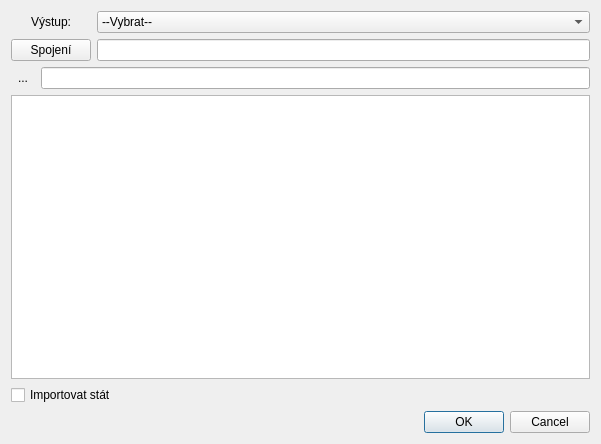
This is ui_MainApp.ui in ctu-geoforall-lab/qgis-ruian-plugin as Qt 5 draws it before an edit. The edited form follows.
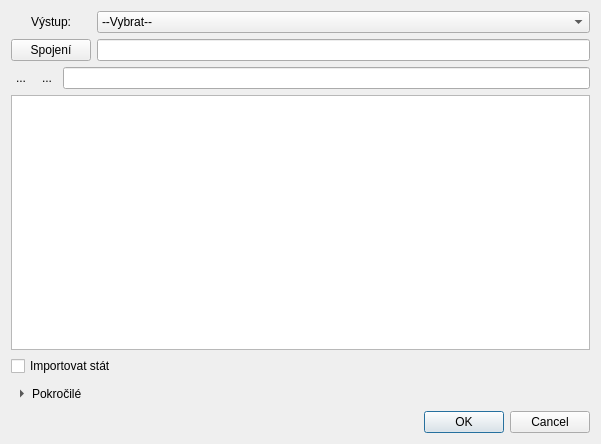
This is the edited form. Icons and pictures are not drawn.

What changed in the file:
```diff
--- a/ui_MainApp.ui
+++ b/ui_MainApp.ui
@@ -81,7 +81,16 @@
    <item>
     <layout class="QHBoxLayout" name="horizontalLayout_3">
      <item>
-      <widget class="QToolButton" name="search">
+      <widget class="QToolButton" name="check">
+       <property name="maximumSize">
+        <size>
+         <width>20</width>
+         <height>20</height>
+        </size>
+       </property>
+       <property name="toolTip">
+        <string>&lt;html&gt;&lt;head/&gt;&lt;body&gt;&lt;p&gt;Přidat vše&lt;/p&gt;&lt;/body&gt;&lt;/html&gt;</string>
+       </property>
        <property name="text">
         <string>...</string>
        </property>
@@ -91,8 +100,8 @@
        </property>
        <property name="iconSize">
         <size>
-         <width>25</width>
-         <height>25</height>
+         <width>20</width>
+         <height>20</height>
         </size>
        </property>
        <property name="autoExclusive">
@@ -110,7 +119,54 @@
       </widget>
      </item>
      <item>
-      <widget class="QLineEdit" name="search_string"/>
+      <widget class="QToolButton" name="uncheck">
+       <property name="maximumSize">
+        <size>
+         <width>20</width>
+         <height>20</height>
+        </size>
+       </property>
+       <property name="toolTip">
+        <string>&lt;html&gt;&lt;head/&gt;&lt;body&gt;&lt;p&gt;Odebrat vše&lt;/p&gt;&lt;/body&gt;&lt;/html&gt;</string>
+       </property>
+       <property name="text">
+        <string>...</string>
+       </property>
+       <property name="icon">
+        <iconset resource="resources.qrc">
+         <normaloff>:/plugins/VFRImporter/files/uncheck.png</normaloff>:/plugins/VFRImporter/files/uncheck.png</iconset>
+       </property>
+       <property name="iconSize">
+        <size>
+         <width>20</width>
+         <height>20</height>
+        </size>
+       </property>
+       <property name="checkable">
+        <bool>false</bool>
+       </property>
+       <property name="checked">
+        <bool>false</bool>
+       </property>
+       <property name="autoExclusive">
+        <bool>false</bool>
+       </property>
+       <property name="popupMode">
+        <enum>QToolButton::DelayedPopup</enum>
+       </property>
+       <property name="toolButtonStyle">
+        <enum>Qt::ToolButtonIconOnly</enum>
+       </property>
+       <property name="autoRaise">
+        <bool>true</bool>
+       </property>
+       <property name="arrowType">
+        <enum>Qt::NoArrow</enum>
+       </property>
+      </widget>
+     </item>
+     <item>
+      <widget class="QLineEdit" name="search"/>
      </item>
     </layout>
    </item>
@@ -124,6 +180,25 @@
      </property>
     </widget>
    </item>
+   <item>
+    <widget class="QToolButton" name="advanced">
+     <property name="text">
+      <string>Pokročilé</string>
+     </property>
+     <property name="popupMode">
+      <enum>QToolButton::DelayedPopup</enum>
+     </property>
+     <property name="toolButtonStyle">
+      <enum>Qt::ToolButtonTextBesideIcon</enum>
+     </property>
+     <property name="autoRaise">
+      <bool>true</bool>
+     </property>
+     <property name="arrowType">
+      <enum>Qt::RightArrow</enum>
+     </property>
+    </widget>
+   </item>
    <item>
     <layout class="QHBoxLayout" name="horizontalLayout_2">
      <item>
```
Left out of the diff: 2 changed lines with no effect on the pictures.
